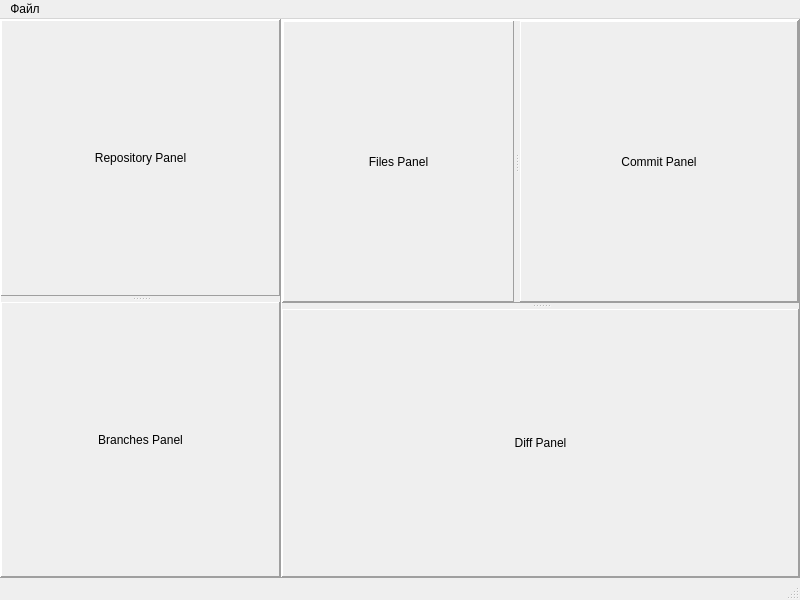
First picture: the form in mainwindow.ui, repository CJayM/CommitCraft, before the edit.
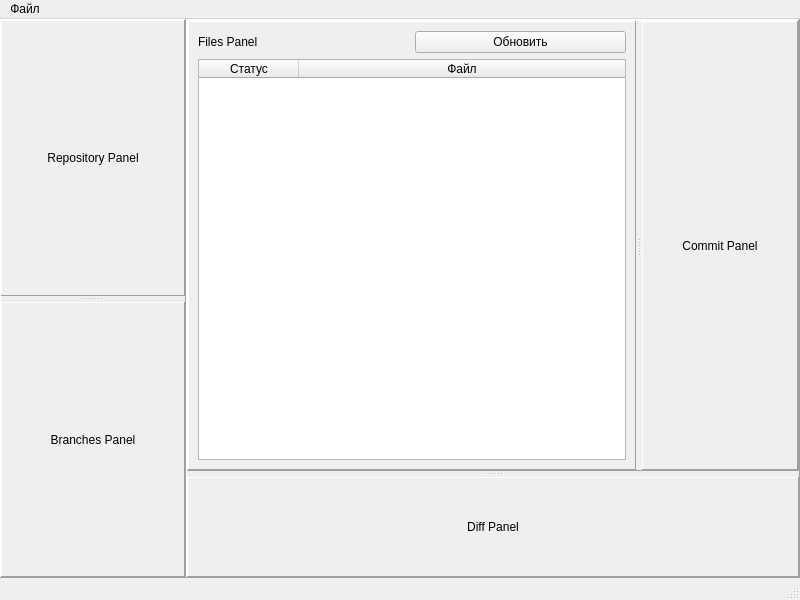
Second picture: the form after the edit.

Commit message: Добавлена таблица с файлами

Diff of the .ui file:
```diff
--- a/mainwindow.ui
+++ b/mainwindow.ui
@@ -244,13 +244,47 @@
                </property>
                <layout class="QVBoxLayout" name="verticalLayout_8">
                 <item>
-                 <widget class="QLabel" name="filesLabel">
-                  <property name="text">
-                   <string>Files Panel</string>
+                 <layout class="QHBoxLayout" name="horizontalLayout">
+                  <item>
+                   <widget class="QLabel" name="filesLabel">
+                    <property name="text">
+                     <string>Files Panel</string>
+                    </property>
+                    <property name="alignment">
+                     <set>Qt::AlignLeft|Qt::AlignVCenter</set>
+                    </property>
+                   </widget>
+                  </item>
+                  <item>
+                   <widget class="QPushButton" name="refreshButton">
+                    <property name="text">
+                     <string>Обновить</string>
+                    </property>
+                   </widget>
+                  </item>
+                 </layout>
+                </item>
+                <item>
+                 <widget class="QTableWidget" name="filesTable">
+                  <property name="selectionMode">
+                   <enum>QAbstractItemView::SingleSelection</enum>
                   </property>
-                  <property name="alignment">
-                   <set>Qt::AlignCenter</set>
+                  <property name="selectionBehavior">
+                   <enum>QAbstractItemView::SelectRows</enum>
                   </property>
+                  <attribute name="horizontalHeaderStretchLastSection">
+                   <bool>true</bool>
+                  </attribute>
+                  <column>
+                   <property name="text">
+                    <string>Статус</string>
+                   </property>
+                  </column>
+                  <column>
+                   <property name="text">
+                    <string>Файл</string>
+                   </property>
+                  </column>
                  </widget>
                 </item>
                </layout>
```
The commit also changes 2 other files.
